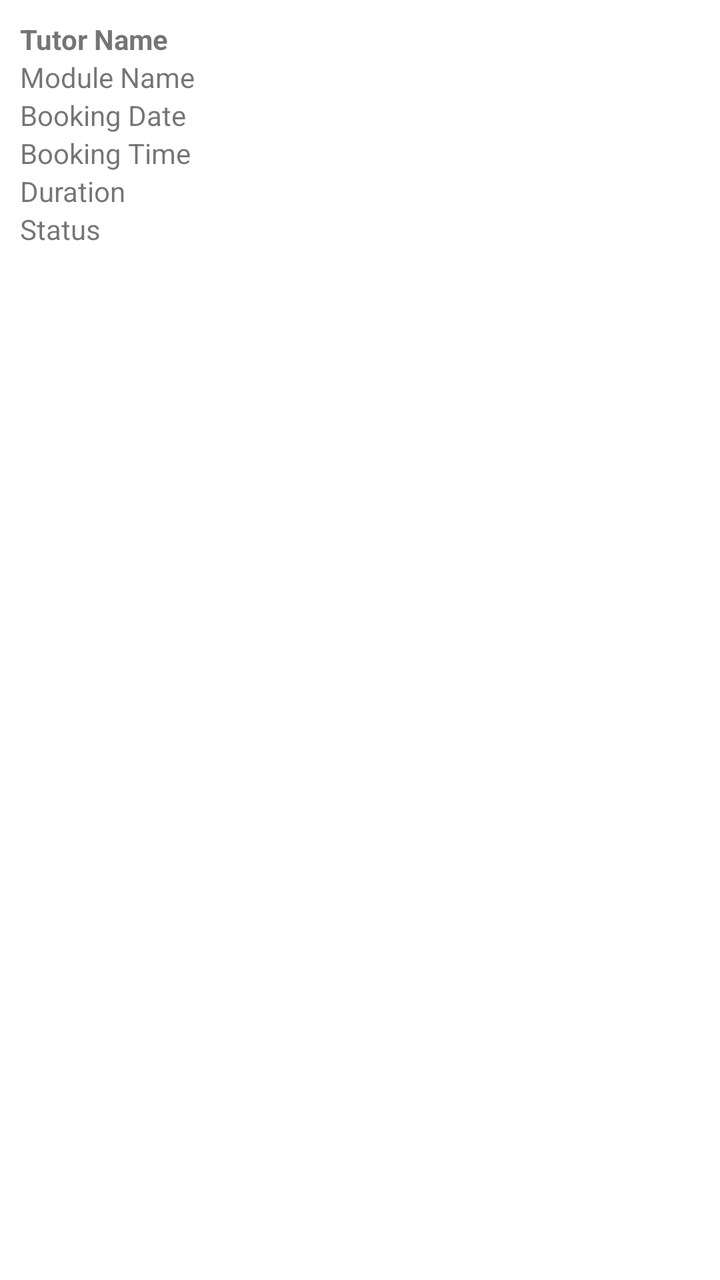
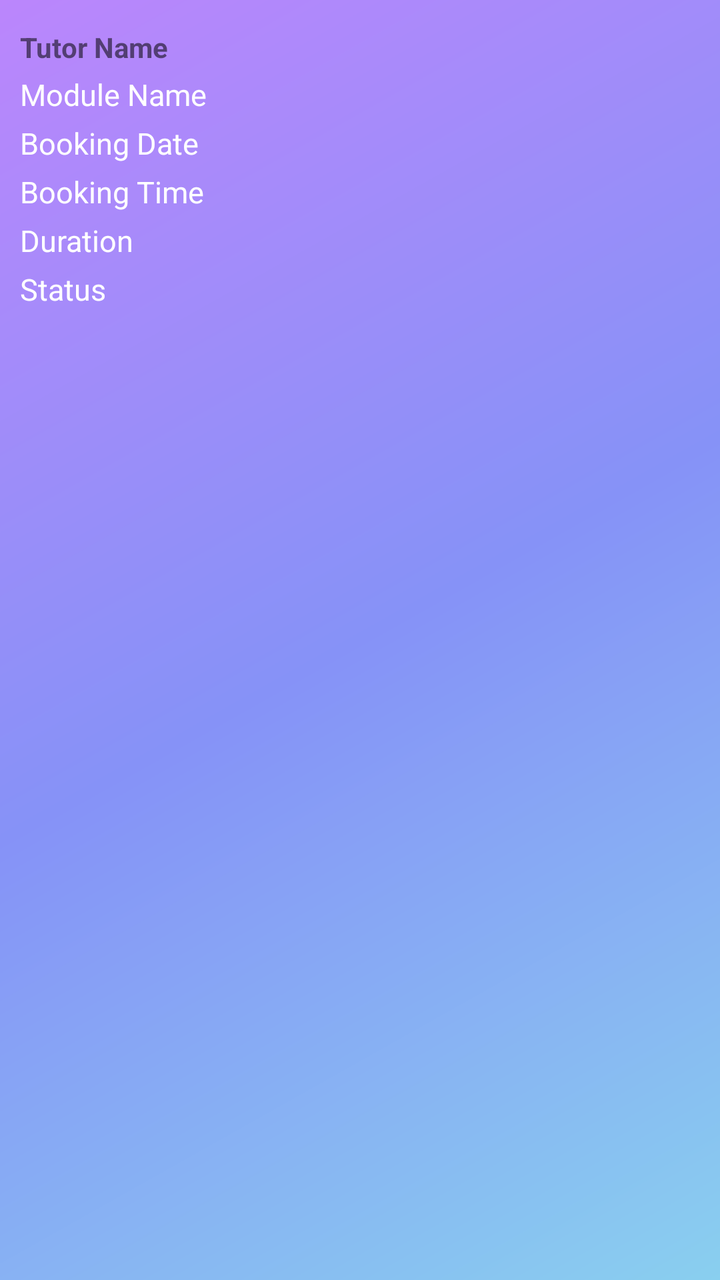

Two renders of the same Android screen: before a commit and after it. Below are the layout's source before the change and the commit's diff.
<!-- AndroidManifest.xml: application theme Theme.CC -->
<!-- res/layout/booking_item.xml -->
<?xml version="1.0" encoding="utf-8"?>
<LinearLayout xmlns:android="http://schemas.android.com/apk/res/android"
    android:layout_width="match_parent"
    android:layout_height="wrap_content"
    android:orientation="vertical"
    android:padding="10dp">

    <TextView
        android:id="@+id/tutorName"
        android:layout_width="wrap_content"
        android:layout_height="wrap_content"
        android:text="Tutor Name"
        android:textStyle="bold" />

    <TextView
        android:id="@+id/moduleName"
        android:layout_width="wrap_content"
        android:layout_height="wrap_content"
        android:text="Module Name" />

    <TextView
        android:id="@+id/bookingDate"
        android:layout_width="wrap_content"
        android:layout_height="wrap_content"
        android:text="Booking Date" />

    <TextView
        android:id="@+id/bookingTime"
        android:layout_width="wrap_content"
        android:layout_height="wrap_content"
        android:text="Booking Time" />

    <TextView
        android:id="@+id/bookingDuration"
        android:layout_width="wrap_content"
        android:layout_height="wrap_content"
        android:text="Duration" />

    <TextView
        android:id="@+id/bookingStatus"
        android:layout_width="wrap_content"
        android:layout_height="wrap_content"
        android:text="Status" />
</LinearLayout>
<!-- resources referenced by this layout -->
<resources>
  <style name="Theme.CC" parent="Base.Theme.CC" />
  <style name="Base.Theme.CC" parent="Theme.MaterialComponents.DayNight.NoActionBar">
          
          <item name="colorPrimary">@color/lavender</item>
          <item name="colorPrimaryVariant">@color/lavender</item>
          <item name="colorOnPrimary">@color/white</item>
          
          <item name="colorSecondary">@color/teal_200</item>
          <item name="colorSecondaryVariant">@color/teal_700</item>
          <item name="colorOnSecondary">@color/black</item>
          
          <item name="android:statusBarColor">?attr/colorPrimaryVariant</item>
          
          
      </style>
  <color name="lavender">#8692f7</color>
  <color name="white">#FFFFFFFF</color>
  <color name="teal_200">#FF03DAC5</color>
  <color name="teal_700">#FF018786</color>
  <color name="black">#FF000000</color>
</resources>

<!-- the commit's change to res/layout/booking_item.xml (unified diff, before → after) -->
@@ -2,6 +2,13 @@
 <LinearLayout xmlns:android="http://schemas.android.com/apk/res/android"
     android:layout_width="match_parent"
     android:layout_height="wrap_content"
+    android:layout_marginRight="16dp"
+    android:layout_marginLeft="16dp"
+    android:clipToPadding="false"
+    android:background="@drawable/gradient"
+    android:divider="@android:color/transparent"
+    android:elevation="8dp"
+    android:dividerHeight="16dp"
     android:orientation="vertical"
     android:padding="10dp">
 
@@ -10,35 +17,51 @@
         android:layout_width="wrap_content"
         android:layout_height="wrap_content"
         android:text="Tutor Name"
-        android:textStyle="bold" />
+        android:textStyle="bold"
+        android:layout_marginTop="4dp"/>
 
     <TextView
         android:id="@+id/moduleName"
         android:layout_width="wrap_content"
         android:layout_height="wrap_content"
-        android:text="Module Name" />
+        android:text="Module Name"
+        android:textSize="15sp"
+        android:textColor="@color/white"
+        android:layout_marginTop="4dp"/>
 
     <TextView
         android:id="@+id/bookingDate"
         android:layout_width="wrap_content"
         android:layout_height="wrap_content"
-        android:text="Booking Date" />
+        android:text="Booking Date"
+        android:textSize="15sp"
+        android:textColor="@color/white"
+        android:layout_marginTop="4dp"/>
 
     <TextView
         android:id="@+id/bookingTime"
         android:layout_width="wrap_content"
         android:layout_height="wrap_content"
-        android:text="Booking Time" />
+        android:text="Booking Time"
+        android:textSize="15sp"
+        android:textColor="@color/white"
+        android:layout_marginTop="4dp"/>
 
     <TextView
         android:id="@+id/bookingDuration"
         android:layout_width="wrap_content"
         android:layout_height="wrap_content"
-        android:text="Duration" />
+        android:text="Duration"
+        android:textSize="15sp"
+        android:textColor="@color/white"
+        android:layout_marginTop="4dp"/>
 
     <TextView
         android:id="@+id/bookingStatus"
         android:layout_width="wrap_content"
         android:layout_height="wrap_content"
-        android:text="Status" />
+        android:text="Status"
+        android:textSize="15sp"
+        android:textColor="@color/white"
+        android:layout_marginTop="4dp"/>
 </LinearLayout>
<!-- resource entries referenced after the edit -->
@@ -1,6 +1,7 @@
 <!-- resources referenced by this layout -->
 <resources>
   <style name="Theme.CC" parent="Base.Theme.CC" />
+  <color name="purple_200">#FFBB86FC</color>
   <style name="Base.Theme.CC" parent="Theme.MaterialComponents.DayNight.NoActionBar">
           
           <item name="colorPrimary">@color/lavender</item>
@@ -16,7 +17,18 @@
           
       </style>
   <color name="lavender">#8692f7</color>
+  <color name="blue">#89CFEF</color>
   <color name="white">#FFFFFFFF</color>
+  <!-- drawable gradient (drawable) -->
+  <?xml version="1.0" encoding="utf-8"?>
+  <shape xmlns:android="http://schemas.android.com/apk/res/android">
+  
+      <gradient android:startColor="@color/purple_200"
+          android:centerColor="@color/lavender"
+          android:endColor="@color/blue"
+          android:angle="315"/>
+  
+  </shape>
   <color name="teal_200">#FF03DAC5</color>
   <color name="teal_700">#FF018786</color>
   <color name="black">#FF000000</color>
